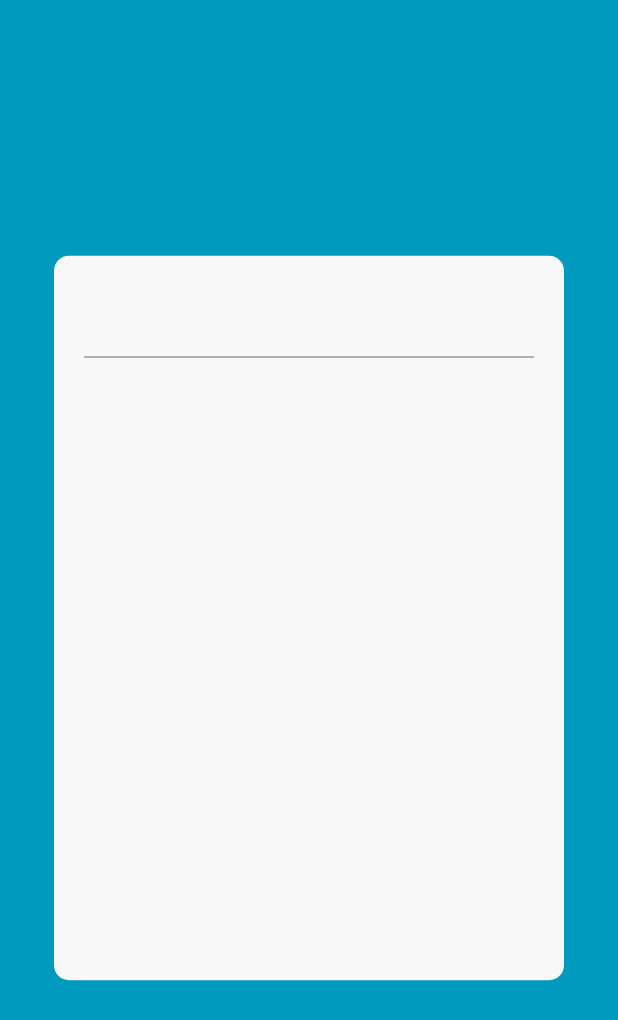
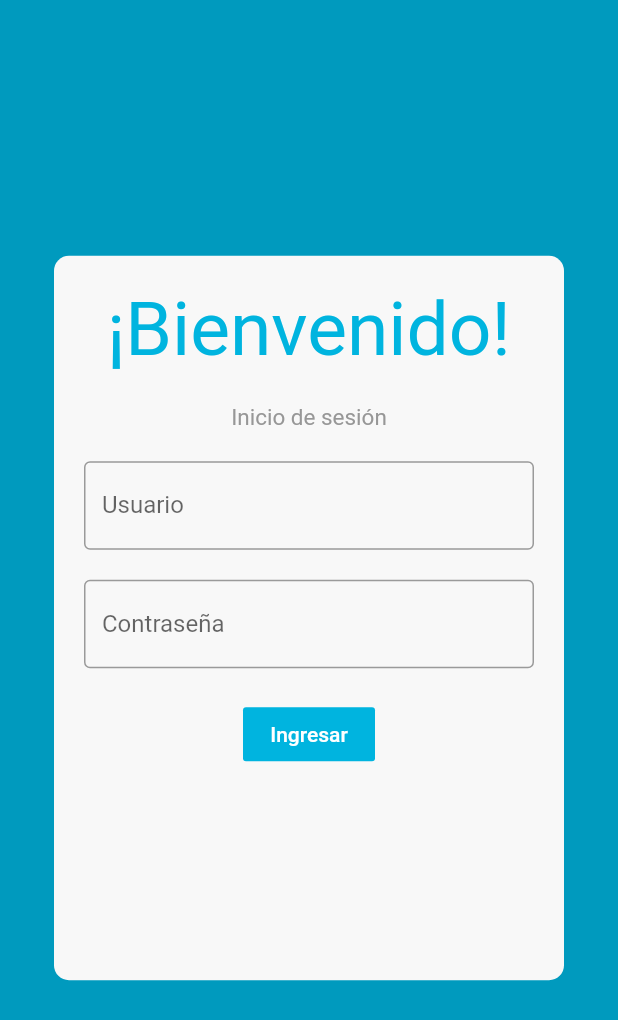
Before and after one commit to lecocchi/flutter_ui, a Flutter app: the screen it shows after launch, on a phone screen of 412 x 824 dp. Shown: the top 1020 px of the screen. Run offline on Flutter 3.47's test engine with Material 2 defaults, Android fonts, the phone set to English and light mode, and no system bars.

Commit message:
add Login view

```diff
--- a/lib/login_view.dart
+++ b/lib/login_view.dart
@@ -17,8 +17,47 @@ class LoginView extends StatelessWidget {
             borderRadius: BorderRadius.circular(10),
           ),
           child: Column(
-            children: <Widget>[
-              TextField(),
+            crossAxisAlignment: CrossAxisAlignment.center,
+            children: [
+              Container(
+                child: Text('¡Bienvenido!',
+                    style: TextStyle(color: Color(0xFF00B4DF), fontSize: 50)),
+              ),
+              SizedBox(height: 20),
+              Text('Inicio de sesión',
+                  style: TextStyle(
+                    fontSize: 15,
+                    color: Color(0xFF979797),
+                  )),
+              SizedBox(height: 20),
+              TextField(
+                obscureText: true,
+                decoration: InputDecoration(
+                  border: OutlineInputBorder(),
+                  labelText: 'Usuario',
+                ),
+              ),
+              SizedBox(height: 20),
+              TextField(
+                obscureText: true,
+                decoration: InputDecoration(
+                  border: OutlineInputBorder(),
+                  labelText: 'Contraseña',
+                ),
+              ),
+              SizedBox(height: 20),
+              Container(
+                child: FlatButton(
+                  //cuando es presionado, llama a un metodo
+                  onPressed: () {},
+                  child: Text(
+                    'Ingresar',
+                    style: TextStyle(color: Colors.white),
+                  ),
+                  color: Color(0xFF00B4DF),
+                  highlightColor: Colors.black,
+                ),
+              ),
             ],
           ),
         ),
```
Also changed, not shown: pubspec.lock.
